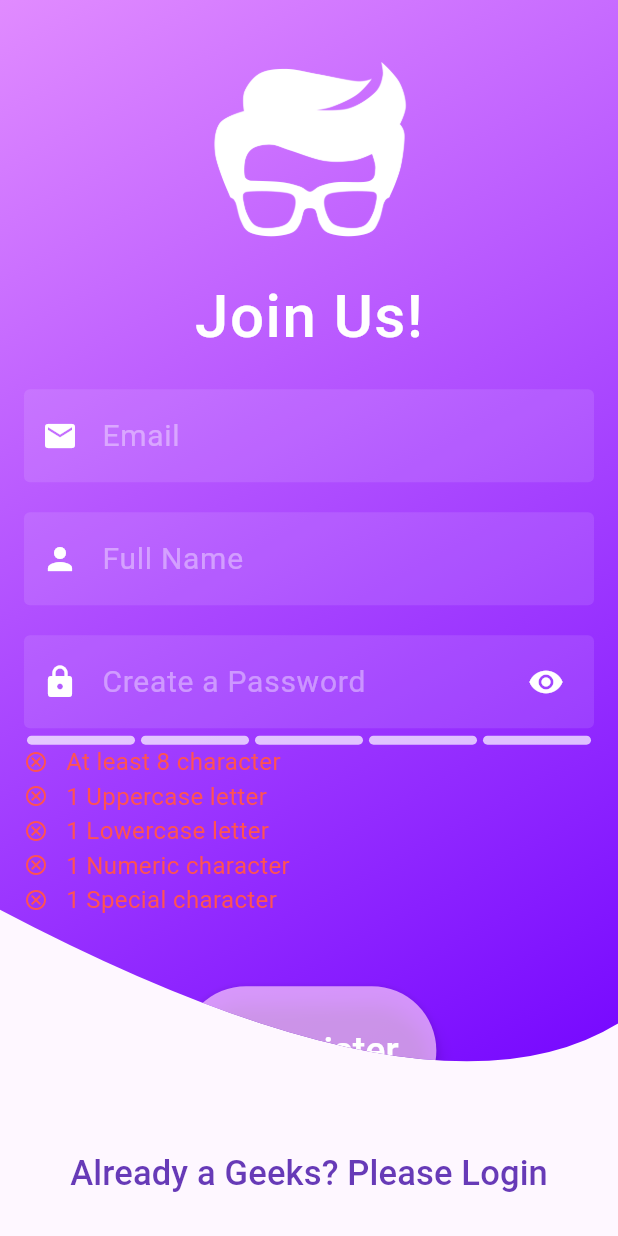
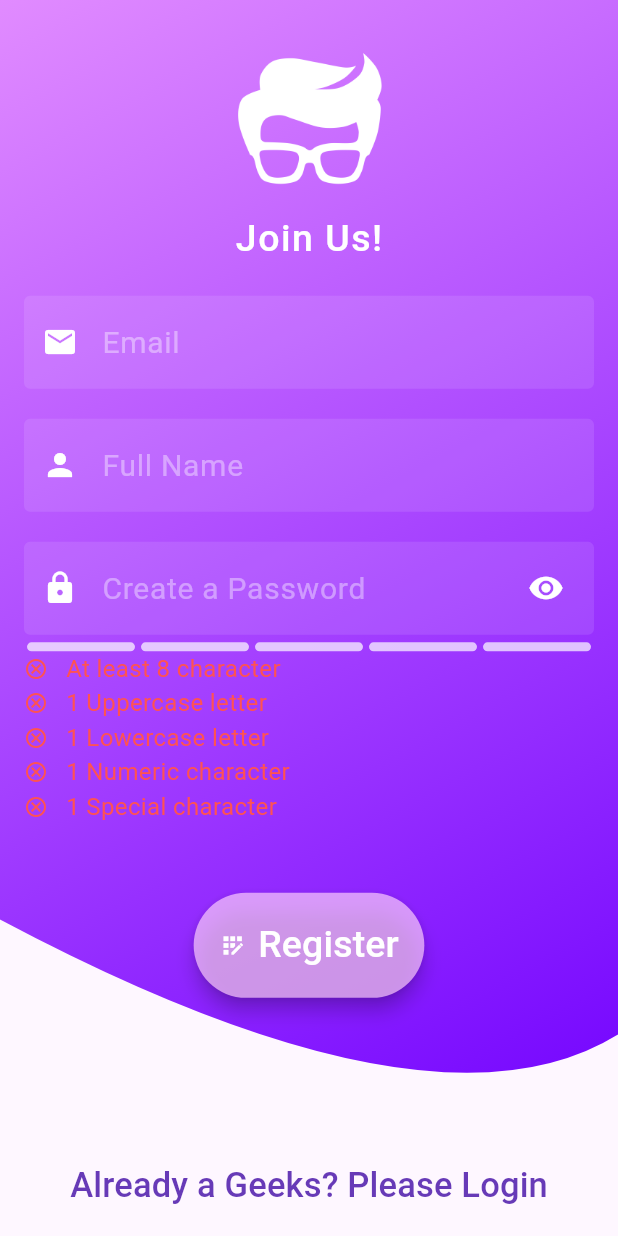
Before and after one commit to KuroiiDev/geeks_forUser, a Flutter app: the RegisterView screen opened by its route, on a phone screen of 412 x 824 dp. Run offline on Flutter 3.47's test engine with Material 3 defaults, Android fonts, the phone set to English and light mode, and no system bars; drawn by our look-alikes of flutter_pw_validator; our stand-ins replace dio, email_validator, get, get_storage, google_fonts, lottie and 1 more; accounts and stored records are empty; Roboto replaces fonts that are missing (Alata).

```diff
--- a/lib/app/modules/login/views/login_view.dart
+++ b/lib/app/modules/login/views/login_view.dart
@@ -166,11 +166,11 @@ class LoginView extends GetView<LoginController> {
   }
   Widget _BuildButtonLogin(){
     return ElevatedButton.icon(
-      onPressed: (){controller.login();},
+      onPressed: (){controller.skip();},
       label: Text("Login", style: GoogleFonts.alata(color: Colors.white, fontSize: 25)),
       icon: Icon(Icons.login, color: Colors.white),
       style: ElevatedButton.styleFrom(
-        padding: EdgeInsets.all(25.0),
+        padding: EdgeInsets.all(20.0),
         primary: Color(0xacffd1ff),
         elevation: 5,
         shape: StadiumBorder(),
--- a/lib/app/modules/register/views/register_view.dart
+++ b/lib/app/modules/register/views/register_view.dart
@@ -18,7 +18,7 @@ class RegisterView extends GetView<RegisterController> {
           child: Column(
             children: [
               SizedBox(
-                height: MediaQuery.sizeOf(context).height*0.92,
+                height: MediaQuery.sizeOf(context).height*0.93,
                 width: double.infinity,
                 child: _buildInputFields(),
               ),
@@ -49,12 +49,12 @@ class RegisterView extends GetView<RegisterController> {
               SizedBox(height: Get.height * 0.002),
               Image(
                 image: AssetImage("assets/images/logo_white.png"),
-                height: Get.height * 0.2,
+                height: Get.height * 0.15,
               ),
               Text(
                   "Join Us!",
                   style:GoogleFonts.creteRound(
-                      fontSize: 40,
+                      fontSize: 25,
                       color: Colors.white,
                       fontWeight: FontWeight.w500,
                       letterSpacing: 1
@@ -204,7 +204,7 @@ class RegisterView extends GetView<RegisterController> {
       label: Text("Register", style: GoogleFonts.alata(color: Colors.white, fontSize: 25)),
       icon: Icon(Icons.app_registration, color: Colors.white),
       style: ElevatedButton.styleFrom(
-        padding: EdgeInsets.all(25.0),
+        padding: EdgeInsets.all(17.0),
         primary: Color(0xacffd1ff),
         elevation: 5,
         shape: StadiumBorder(),
--- a/lib/app/modules/splashscreen/views/splashscreen_view.dart
+++ b/lib/app/modules/splashscreen/views/splashscreen_view.dart
@@ -15,7 +15,7 @@ class SplashscreenView extends GetView<SplashscreenController> {
     );
     return Container(
         child: Center(
-        child: Lottie.asset("splash_screen.json"),
+        child: Lottie.asset("splash/splash_screen.json"),
     ),
       decoration: BoxDecoration(
           gradient: LinearGradient(
```
Also changed, not shown: lib/app/modules/home/views/home_view.dart (+28 -8 lines), lib/app/modules/login/controllers/login_controller.dart (+14 -0 lines), assets/splash/splash_screen.json (renamed from assets/splash_screen.json), pubspec.lock.
